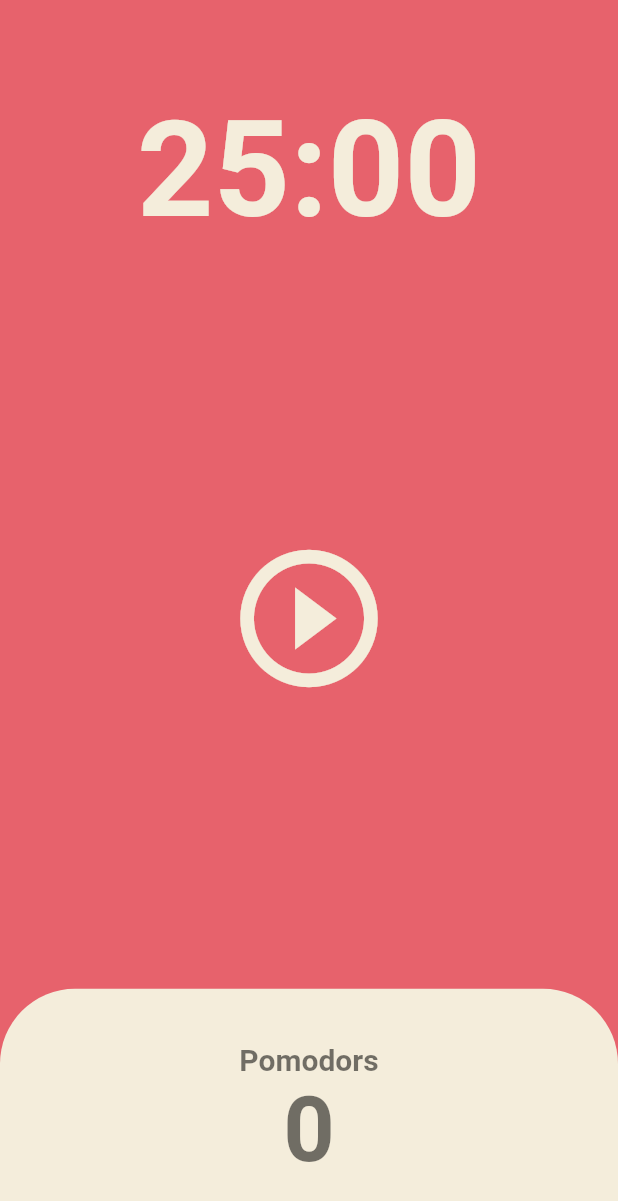
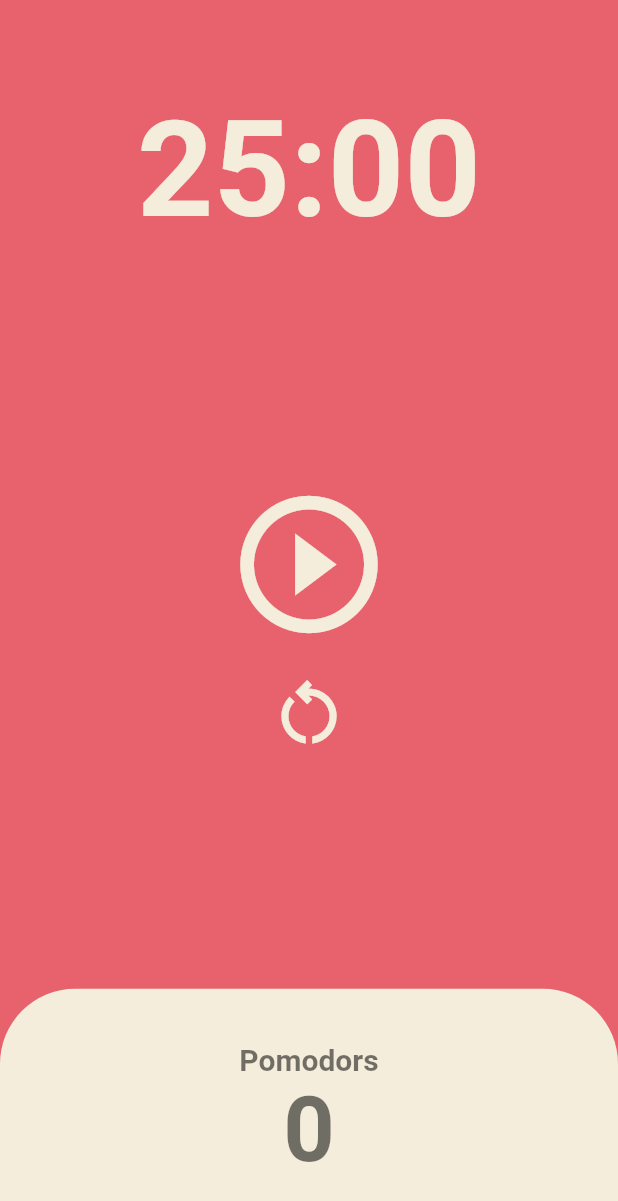
Before and after one commit to DDubang22/Pomodoro, a Flutter app: the screen it shows after launch, on a phone screen of 412 x 824 dp. Shown: the top 1201 px of the screen. Run offline on Flutter 3.47's test engine with Material 2 defaults, Android fonts, the phone set to English and light mode, and no system bars.

Commit message:
Update home_screen.dart
Refresh button

```diff
--- a/lib/screens/home_screen.dart
+++ b/lib/screens/home_screen.dart
@@ -47,6 +47,14 @@ class _HomeScreenState extends State<HomeScreen> {
     });
   }
 
+  void onRefreshPressed() {
+    timer.cancel();
+    setState(() {
+      isRunning = false;
+      totalSecond = twentyFiveMinutes;
+    });
+  }
+
   String format(int seconds) {
     var duration = Duration(seconds: seconds);
     return duration.toString().split(".").first.substring(2, 7);
@@ -75,13 +83,26 @@ class _HomeScreenState extends State<HomeScreen> {
           Flexible(
             flex: 3,
             child: Center(
-              child: IconButton(
+              child: Column(
+                mainAxisAlignment: MainAxisAlignment.center,
+                children: [
+                  IconButton(
                     iconSize: 110,
                     color: Theme.of(context).cardColor,
                     onPressed: isRunning ? onPausePressed : onStartPressed,
                     icon: Icon(isRunning
                         ? Icons.pause_circle_filled_outlined
                         : Icons.play_circle_outline),
+                  ),
+                  IconButton(
+                    iconSize: 55,
+                    color: Theme.of(context).cardColor,
+                    onPressed: onRefreshPressed,
+                    icon: const Icon(
+                      Icons.restart_alt_outlined,
+                    ),
+                  )
+                ],
               ),
             ),
           ),
```
Lines whose indentation alone changed are shown as unchanged.
